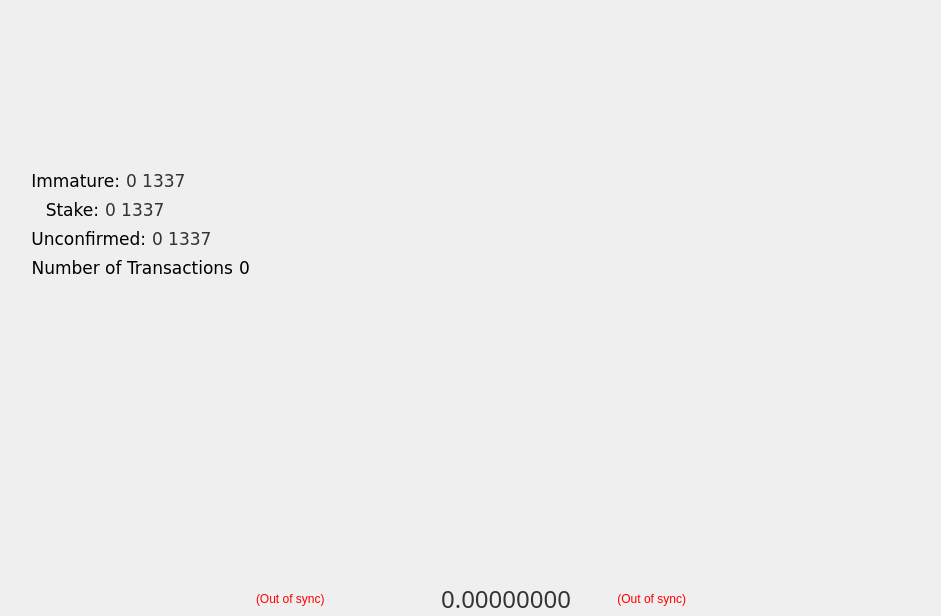
The window that src/qt/forms/overviewpage.ui (ironsniper1/elitecurrencysource) describes before a commit, drawn with Qt 5.
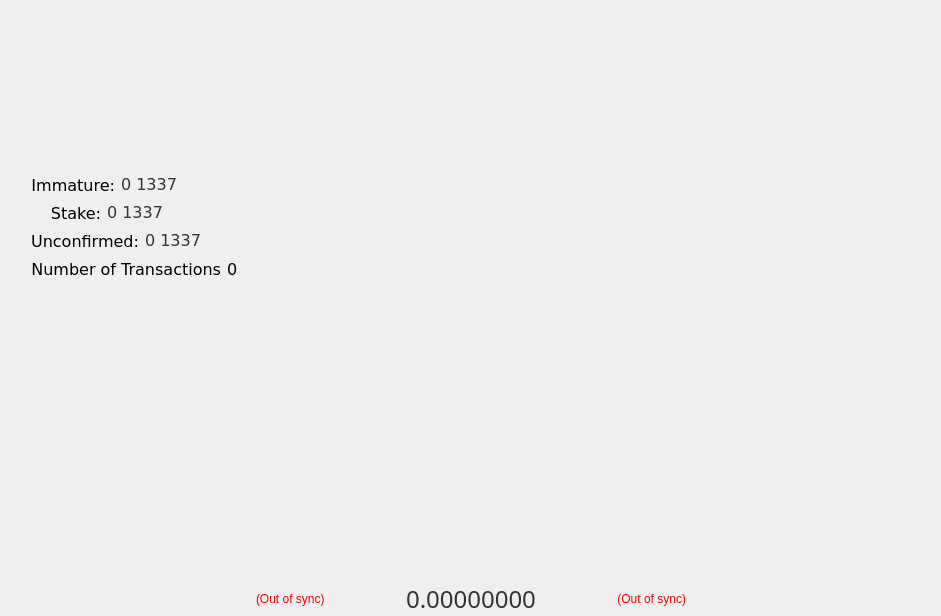
The same window after the commit. Icons and pictures are not drawn.

```diff
--- a/src/qt/forms/overviewpage.ui
+++ b/src/qt/forms/overviewpage.ui
@@ -436,7 +436,7 @@
                      <string>Your current balance</string>
                     </property>
                     <property name="text">
-                     <string notr="true">&lt;html&gt;&lt;head/&gt;&lt;body&gt;&lt;p&gt;&lt;span style=&quot; color:#333333;&quot;&gt;0.00000000&lt;/span&gt;&lt;/p&gt;&lt;/body&gt;&lt;/html&gt;</string>
+                     <string notr="true">&lt;html&gt;&lt;head/&gt;&lt;body&gt;&lt;p align=&quot;center&quot;&gt;&lt;span style=&quot; color:#333333;&quot;&gt;0.00000000&lt;/span&gt;&lt;/p&gt;&lt;/body&gt;&lt;/html&gt;</string>
                     </property>
                     <property name="alignment">
                      <set>Qt::AlignRight|Qt::AlignTrailing|Qt::AlignVCenter</set>
@@ -576,7 +576,7 @@
           <widget class="QFrame" name="hot_coins_frame">
            <property name="font">
             <font>
-             <pointsize>12</pointsize>
+             <pointsize>11</pointsize>
             </font>
            </property>
            <property name="styleSheet">
@@ -642,7 +642,7 @@
                     <property name="font">
                      <font>
                       <family>DejaVu Sans</family>
-                      <pointsize>13</pointsize>
+                      <pointsize>12</pointsize>
                      </font>
                     </property>
                     <property name="cursor">
@@ -670,7 +670,7 @@
                     <property name="font">
                      <font>
                       <family>DejaVu Sans</family>
-                      <pointsize>13</pointsize>
+                      <pointsize>12</pointsize>
                      </font>
                     </property>
                     <property name="layoutDirection">
@@ -763,7 +763,7 @@
                     <property name="font">
                      <font>
                       <family>DejaVu Sans</family>
-                      <pointsize>13</pointsize>
+                      <pointsize>12</pointsize>
                      </font>
                     </property>
                     <property name="cursor">
@@ -791,7 +791,7 @@
                     <property name="font">
                      <font>
                       <family>DejaVu Sans</family>
-                      <pointsize>13</pointsize>
+                      <pointsize>12</pointsize>
                      </font>
                     </property>
                     <property name="text">
@@ -881,7 +881,7 @@
                     <property name="font">
                      <font>
                       <family>DejaVu Sans</family>
-                      <pointsize>13</pointsize>
+                      <pointsize>12</pointsize>
                      </font>
                     </property>
                     <property name="text">
@@ -897,7 +897,7 @@
                     <property name="font">
                      <font>
                       <family>DejaVu Sans</family>
-                      <pointsize>13</pointsize>
+                      <pointsize>12</pointsize>
                      </font>
                     </property>
                     <property name="toolTip">
@@ -1016,7 +1016,7 @@
                     <property name="font">
                      <font>
                       <family>DejaVu Sans</family>
-                      <pointsize>13</pointsize>
+                      <pointsize>12</pointsize>
                      </font>
                     </property>
                     <property name="toolTip">
@@ -1041,7 +1041,7 @@
                     <property name="font">
                      <font>
                       <family>DejaVu Sans</family>
-                      <pointsize>13</pointsize>
+                      <pointsize>12</pointsize>
                      </font>
                     </property>
                     <property name="layoutDirection">
```
